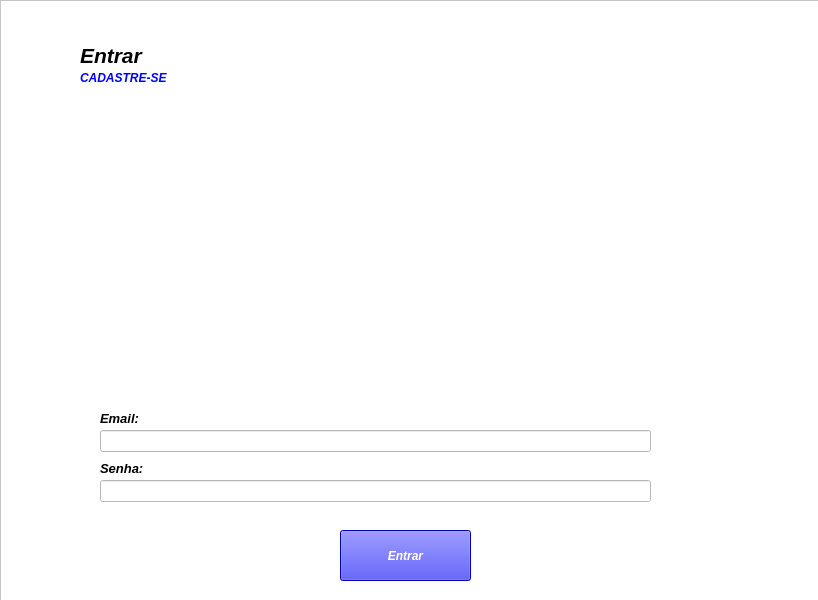
Above: untitled.ui from JoaoVitor9991/agenda_QT before the change. Below: the same form after it.
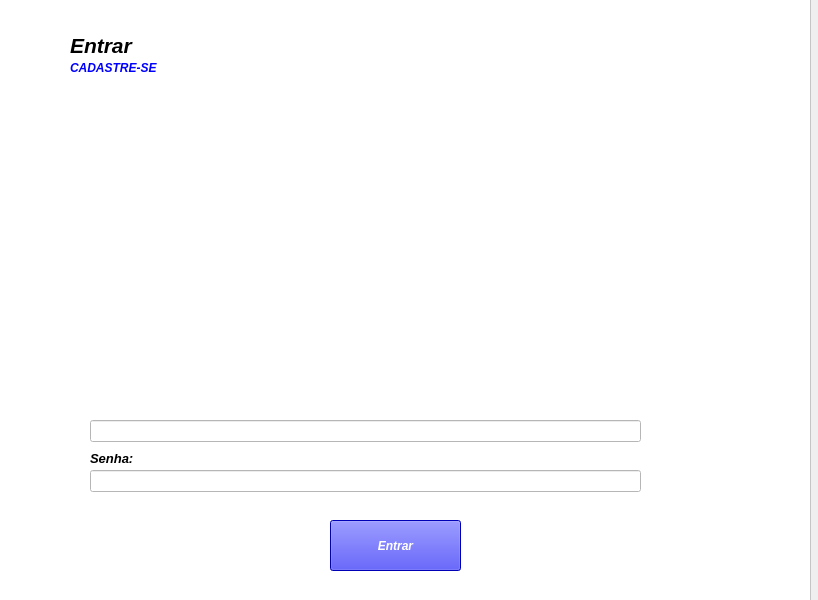
That is the form after the change. Icons and pictures are not drawn.

```diff
--- a/untitled.ui
+++ b/untitled.ui
@@ -17,8 +17,8 @@
    <widget class="QFrame" name="frame">
     <property name="geometry">
      <rect>
-      <x>0</x>
-      <y>0</y>
+      <x>-10</x>
+      <y>-10</y>
       <width>821</width>
       <height>611</height>
      </rect>
@@ -75,26 +75,6 @@
       <string>CADASTRE-SE</string>
      </property>
     </widget>
-    <widget class="QLabel" name="txt_email">
-     <property name="geometry">
-      <rect>
-       <x>100</x>
-       <y>410</y>
-       <width>121</width>
-       <height>16</height>
-      </rect>
-     </property>
-     <property name="font">
-      <font>
-       <pointsize>10</pointsize>
-       <italic>true</italic>
-       <bold>true</bold>
-      </font>
-     </property>
-     <property name="text">
-      <string>Email:</string>
-     </property>
-    </widget>
     <widget class="QLineEdit" name="line_email">
      <property name="geometry">
       <rect>
@@ -184,6 +164,36 @@
       <string/>
      </property>
     </widget>
+    <widget class="QLabel" name="label">
+     <property name="geometry">
+      <rect>
+       <x>190</x>
+       <y>100</y>
+       <width>341</width>
+       <height>331</height>
+      </rect>
+     </property>
+     <property name="styleSheet">
+      <string notr="true">background-image: url(:/FOTO/imagem.webp);</string>
+     </property>
+     <property name="text">
+      <string/>
+     </property>
+     <property name="pixmap">
+      <pixmap resource="TEST.qrc">:/newPrefix/pngtree-avatar-icon-profile-icon-member-login-vector-isolated-png-image_1978396.jpg</pixmap>
+     </property>
+     <property name="scaledContents">
+      <bool>false</bool>
+     </property>
+    </widget>
+    <zorder>label</zorder>
+    <zorder>txt_Entrar</zorder>
+    <zorder>link_cadastrar</zorder>
+    <zorder>line_email</zorder>
+    <zorder>txt_senha</zorder>
+    <zorder>line_senha</zorder>
+    <zorder>pushButton_Entrar</zorder>
+    <zorder>link_cadastrar_2</zorder>
    </widget>
   </widget>
  </widget>
```
Left out of the diff: 5 changed lines with no effect on the pictures.
